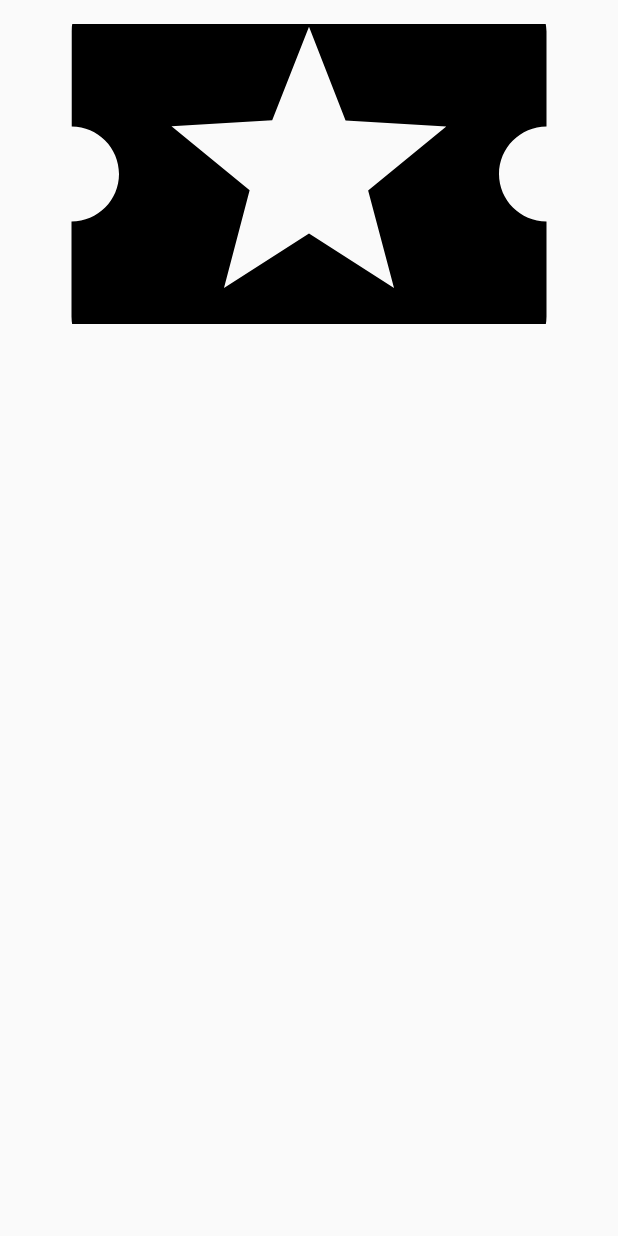
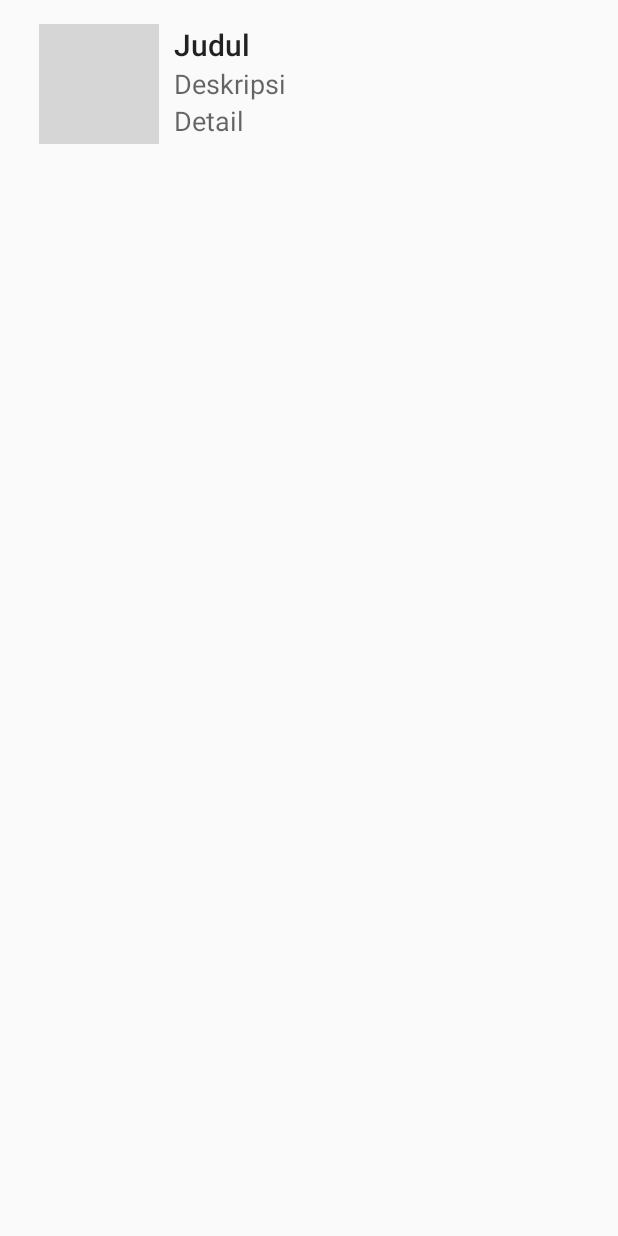
Before and after one commit to ochaperdana/SleepWhere, an Android app: the layout info.xml on its own in the app's theme, with its tools: preview values and no code run, on a phone screen of 412 x 824 dp. Run offline under Robolectric (Android 15) with nearby library versions, the phone set to English and light mode, and no system bars; grey boxes are pictures that could not be loaded.

Commit message:
InfoActivity

```diff
--- a/app/src/main/java/id/sch/smktelkom_mlg/project/xirpl107162534/sleepwhere/MainActivity.java
+++ b/app/src/main/java/id/sch/smktelkom_mlg/project/xirpl107162534/sleepwhere/MainActivity.java
@@ -4,7 +4,6 @@ import android.content.ContentResolver;
 import android.content.Intent;
 import android.content.res.Resources;
 import android.content.res.TypedArray;
-import android.graphics.drawable.Drawable;
 import android.os.Bundle;
 import android.support.design.widget.FloatingActionButton;
 import android.support.design.widget.Snackbar;
@@ -12,9 +11,9 @@ import android.support.v7.app.AppCompatActivity;
 import android.support.v7.widget.LinearLayoutManager;
 import android.support.v7.widget.RecyclerView;
 import android.support.v7.widget.Toolbar;
-import android.view.View;
 import android.view.Menu;
 import android.view.MenuItem;
+import android.view.View;
 
 import java.util.ArrayList;
 
@@ -26,7 +25,7 @@ public class MainActivity extends AppCompatActivity implements HotelAdapter.IHot
     public static final String HOTEL = "hotel";
     ArrayList<Hotel> mList=new ArrayList<>();
     HotelAdapter mAdapter;
-    private int[] arFoto;
+
 
     @Override
     protected void onCreate(Bundle savedInstanceState) {
--- a/app/src/main/java/id/sch/smktelkom_mlg/project/xirpl107162534/sleepwhere/baru/Info.java
+++ b/app/src/main/java/id/sch/smktelkom_mlg/project/xirpl107162534/sleepwhere/baru/Info.java
@@ -9,11 +9,13 @@ import android.graphics.drawable.Drawable;
 public class Info {
     public String judul;
     public String deskripsi;
+    public String detail;
     public Drawable foto;
 
-    public Info(String judul, String deskripsi, Drawable foto){
+    public Info(String judul, String deskripsi, String detail, Drawable foto) {
         this.judul = judul;
         this.deskripsi = deskripsi;
+        this.detail = detail;
         this.foto = foto;
     }
 }
--- a/app/src/main/java/id/sch/smktelkom_mlg/project/xirpl107162534/sleepwhere/tentang.java
+++ b/app/src/main/java/id/sch/smktelkom_mlg/project/xirpl107162534/sleepwhere/tentang.java
@@ -1,12 +1,9 @@
 package id.sch.smktelkom_mlg.project.xirpl107162534.sleepwhere;
 
-import android.content.res.Resources;
-import android.support.v7.app.AppCompatActivity;
 import android.os.Bundle;
 import android.view.MenuItem;
-import android.widget.TextView;
 
-public class Tentang extends AppCompatActivity {
+public class Tentang extends MainActivity {
 
     @Override
     protected void onCreate(Bundle savedInstanceState) {
--- a/app/src/main/res/drawable/ic_local_play_black_24dp.xml
+++ /dev/null
@@ -1,9 +0,0 @@
-<vector xmlns:android="http://schemas.android.com/apk/res/android"
-        android:width="24dp"
-        android:height="24dp"
-        android:viewportWidth="24.0"
-        android:viewportHeight="24.0">
-    <path
-        android:fillColor="#FF000000"
-        android:pathData="M20,12c0,-1.1 0.9,-2 2,-2L22,6c0,-1.1 -0.9,-2 -2,-2L4,4c-1.1,0 -1.99,0.9 -1.99,2v4c1.1,0 1.99,0.9 1.99,2s-0.89,2 -2,2v4c0,1.1 0.9,2 2,2h16c1.1,0 2,-0.9 2,-2v-4c-1.1,0 -2,-0.9 -2,-2zM15.58,16.8L12,14.5l-3.58,2.3 1.08,-4.12 -3.29,-2.69 4.24,-0.25L12,5.8l1.54,3.95 4.24,0.25 -3.29,2.69 1.09,4.11z"/>
-</vector>
--- a/app/src/main/res/layout/info.xml
+++ b/app/src/main/res/layout/info.xml
@@ -1,38 +1,52 @@
 <?xml version="1.0" encoding="utf-8"?>
 <RelativeLayout xmlns:android="http://schemas.android.com/apk/res/android"
+    xmlns:tools="http://schemas.android.com/tools"
     android:layout_width="match_parent"
     android:layout_height="match_parent"
-    xmlns:tools="http://schemas.android.com/tools"
     android:background="?android:attr/selectableItemBackground"
     android:padding="16dp">
 
     <ImageView
         android:id="@+id/imageView"
-        tools:src="@drawable/ic_local_play_black_24dp"
+        android:layout_width="80dp"
+        android:layout_height="80dp"
+        android:layout_marginLeft="10dp"
         android:scaleType="centerCrop"
-        android:layout_width="match_parent"
-        android:layout_height="200dp" />
+        tools:src="@drawable/ic_local_play_black_24dp" />
     <TextView
+        android:id="@+id/textViewJudul"
         android:layout_width="match_parent"
         android:layout_height="wrap_content"
         android:layout_alignParentTop="true"
+        android:layout_marginLeft="10dp"
+        android:layout_toEndOf="@+id/imageView"
         android:layout_toRightOf="@+id/imageView"
-        android:layout_toEndOf="@+id/imageView"
-        android:layout_marginLeft="8dp"
+        android:ellipsize="end"
         android:maxLines="1"
-        android:ellipsize="end"
-        android:text="Judul"
-        android:id="@+id/textViewJudul"
-        android:textAppearance="@style/TextAppearance.AppCompat.Title"/>
+        android:textAppearance="@style/TextAppearance.AppCompat.Title"
+        tools:text="Judul" />
     <TextView
+        android:id="@+id/textViewDeskripsi"
         android:layout_width="match_parent"
         android:layout_height="wrap_content"
-        android:layout_below="@+id/textViewJudul"
         android:layout_alignLeft="@+id/textViewJudul"
         android:layout_alignStart="@+id/textViewJudul"
+        android:layout_below="@+id/textViewJudul"
+        android:ellipsize="end"
         android:maxLines="2"
+        android:textAppearance="@style/TextAppearance.AppCompat.Medium"
+        tools:text="Deskripsi" />
+
+    <TextView
+        android:id="@+id/textViewDetail"
+        android:layout_width="match_parent"
+        android:layout_height="wrap_content"
+        android:layout_alignLeft="@+id/textViewJudul"
+        android:layout_alignStart="@+id/textViewJudul"
+        android:layout_below="@+id/textViewDeskripsi"
         android:ellipsize="end"
+        android:maxLines="3"
         android:textAppearance="@style/TextAppearance.AppCompat.Medium"
-        android:id="@+id/textViewDeskripsi"/>
+        tools:text="Detail" />
 
 </RelativeLayout>
```
Also changed, not shown: app/src/main/java/id/sch/smktelkom_mlg/project/xirpl107162534/sleepwhere/InfoActivity.java (+25 -41 lines), app/src/main/java/id/sch/smktelkom_mlg/project/xirpl107162534/sleepwhere/adapter/InfoAdapter.java (+5 -9 lines), app/src/main/res/drawable/ic_local_convenience_store_black_24dp.xml (deleted, +0 -9 lines), app/src/main/res/drawable/ic_whatshot_black_24dp.xml (deleted, +0 -9 lines), app/src/main/res/values/array.xml (+6 -6 lines), app/src/main/res/drawable/hospital.png (added), app/src/main/res/drawable/pemadam.png (added), app/src/main/res/drawable/police.png (added).
